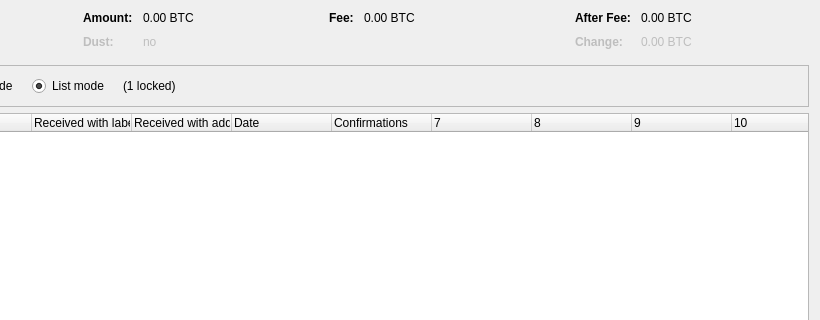
The window that src/qt/forms/coincontroldialog.ui (alwaysdoingstuff/timelinetest) describes before a commit, drawn with Qt 5; both pictures show x 180 to 1000 and y 0 to 320 of the 1000 by 500 pixel window.
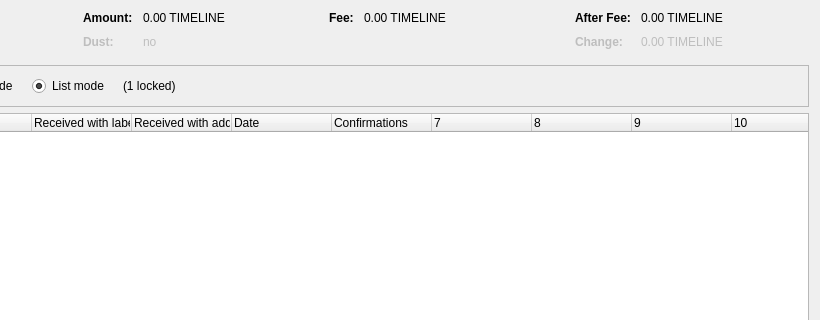
The same window after the commit. Custom widgets are drawn as their Qt base class.

Patch:
```diff
--- a/src/qt/forms/coincontroldialog.ui
+++ b/src/qt/forms/coincontroldialog.ui
@@ -132,7 +132,7 @@
           <enum>Qt::ActionsContextMenu</enum>
          </property>
          <property name="text">
-          <string notr="true">0.00 BTC</string>
+          <string notr="true">0.00 TIMELINE</string>
          </property>
          <property name="textInteractionFlags">
           <set>Qt::LinksAccessibleByMouse|Qt::TextSelectableByKeyboard|Qt::TextSelectableByMouse</set>
@@ -212,7 +212,7 @@
           <enum>Qt::ActionsContextMenu</enum>
          </property>
          <property name="text">
-          <string notr="true">0.00 BTC</string>
+          <string notr="true">0.00 TIMELINE</string>
          </property>
          <property name="textInteractionFlags">
           <set>Qt::LinksAccessibleByMouse|Qt::TextSelectableByKeyboard|Qt::TextSelectableByMouse</set>
@@ -257,7 +257,7 @@
           <enum>Qt::ActionsContextMenu</enum>
          </property>
          <property name="text">
-          <string notr="true">0.00 BTC</string>
+          <string notr="true">0.00 TIMELINE</string>
          </property>
          <property name="textInteractionFlags">
           <set>Qt::LinksAccessibleByMouse|Qt::TextSelectableByKeyboard|Qt::TextSelectableByMouse</set>
@@ -292,7 +292,7 @@
           <enum>Qt::ActionsContextMenu</enum>
          </property>
          <property name="text">
-          <string notr="true">0.00 BTC</string>
+          <string notr="true">0.00 TIMELINE</string>
          </property>
          <property name="textInteractionFlags">
           <set>Qt::LinksAccessibleByMouse|Qt::TextSelectableByKeyboard|Qt::TextSelectableByMouse</set>
```
